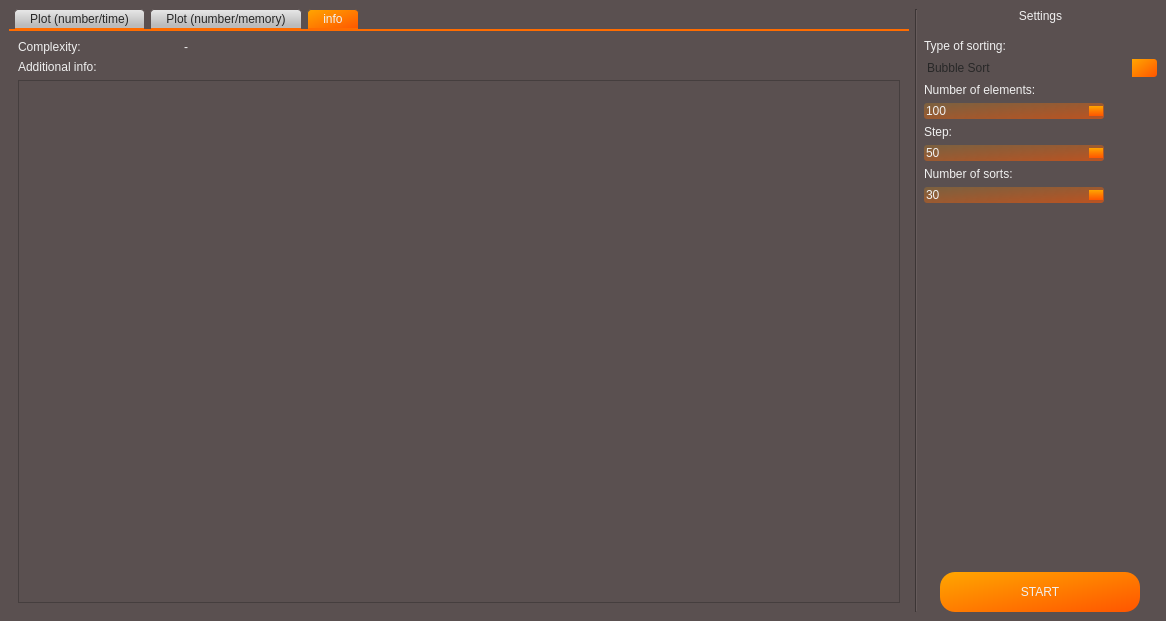
The window that oop-lab-2/mainwindow.ui (WAG13/oop-lab-2) describes before a commit, drawn with Qt 5.
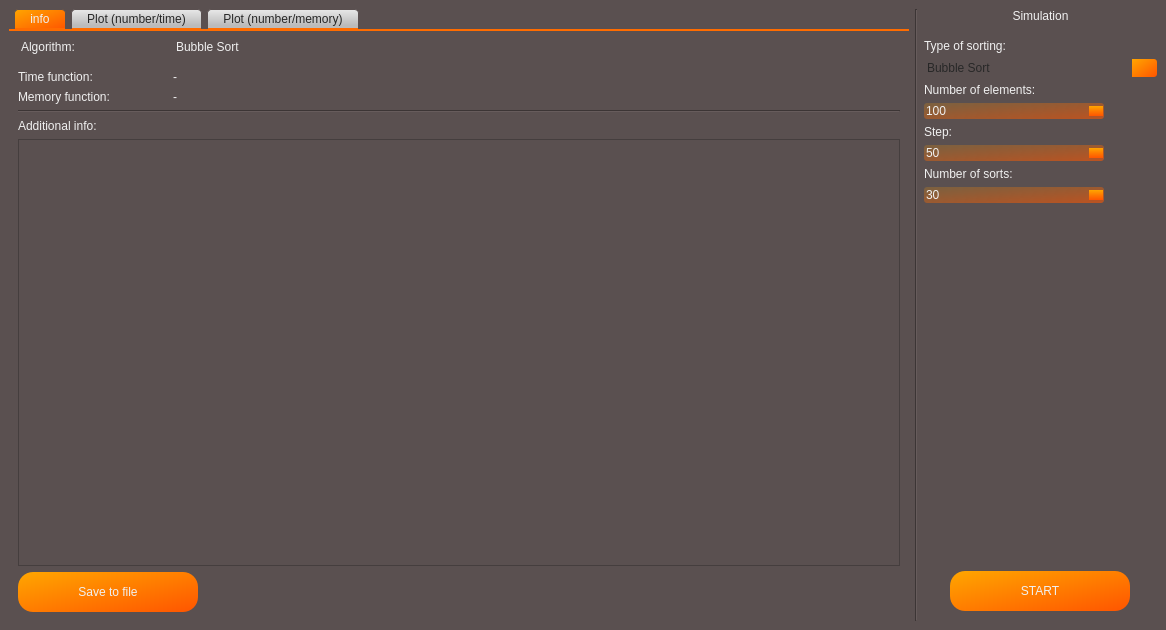
The same window after the commit. The open tabs and pages were chosen to show the change. Custom widgets are drawn as their Qt base class.

Commit message:
added info tab and saving info
- added info tab
- rebuilt Facade
- saving information system
- fixed some bugs
TODO:
- complete documentation

What changed in the file:
```diff
--- a/oop-lab-2/mainwindow.ui
+++ b/oop-lab-2/mainwindow.ui
@@ -7,7 +7,7 @@
     <x>0</x>
     <y>0</y>
     <width>1166</width>
-    <height>621</height>
+    <height>630</height>
    </rect>
   </property>
   <property name="windowTitle">
@@ -109,10 +109,41 @@
 QTabBar::tab:hover {
 	color: rgb(240, 240, 240);
     background: qlineargradient(spread:pad, x1:0, y1:0, x2:1, y2:1, stop:0 rgba(255, 200, 96, 255), stop:1 rgba(255, 128, 65, 255));
-}</string>
+}
+/*SCROLL BAR*/
+QScrollBar:vertical {
+     border: none;
+     background: rgb(70, 62, 62);
+     width: 10px;
+     margin: 20px 0;
+ }
+ QScrollBar::handle:vertical {
+     background: qlineargradient(spread:pad, x1:0, y1:0, x2:1, y2:1, stop:0 rgba(255, 170, 0, 255), stop:1 rgba(255, 85, 0, 255));
+border-radius:3px;
+     min-height: 20px;
+ }
+ QScrollBar::add-line:vertical {
+     background: qlineargradient(spread:pad, x1:0.701781, y1:1, x2:0.298, y2:0.0113636, stop:0.00497512 rgba(213, 213, 213, 255), stop:1 rgba(224, 224, 224, 255));
+	border-radius:3px;
+     height: 20px;
+     subcontrol-position: bottom;
+     subcontrol-origin: margin;
+ }
+
+ QScrollBar::sub-line:vertical {
+     background: qlineargradient(spread:pad, x1:0.701781, y1:1, x2:0.298, y2:0.0113636, stop:0.00497512 rgba(213, 213, 213, 255), stop:1 rgba(224, 224, 224, 255));
+	border-radius:3px;
+     height: 20px;
+     subcontrol-position: top;
+     subcontrol-origin: margin;
+ }
+
+ QScrollBar::add-page:vertical, QScrollBar::sub-page:vertical {
+     background: none;
+ }</string>
   </property>
   <widget class="QWidget" name="centralwidget">
-   <layout class="QHBoxLayout" name="horizontalLayout_2">
+   <layout class="QVBoxLayout" name="verticalLayout">
     <item>
      <layout class="QHBoxLayout" name="horizontalLayout">
       <item>
@@ -122,26 +153,6 @@
           <property name="currentIndex">
            <number>0</number>
           </property>
-          <widget class="QWidget" name="tab">
-           <attribute name="title">
-            <string>Plot (number/time)</string>
-           </attribute>
-           <layout class="QVBoxLayout" name="verticalLayout_5">
-            <item>
-             <widget class="QCustomPlot" name="plot_time" native="true"/>
-            </item>
-           </layout>
-          </widget>
-          <widget class="QWidget" name="tab_2">
-           <attribute name="title">
-            <string>Plot (number/memory)</string>
-           </attribute>
-           <layout class="QVBoxLayout" name="verticalLayout_6">
-            <item>
-             <widget class="QCustomPlot" name="plot_memo" native="true"/>
-            </item>
-           </layout>
-          </widget>
           <widget class="QWidget" name="tab_3">
            <attribute name="title">
             <string>info</string>
@@ -150,27 +161,104 @@
             <item>
              <layout class="QHBoxLayout" name="horizontalLayout_3">
               <item>
-               <widget class="QLabel" name="label_9">
-                <property name="maximumSize">
-                 <size>
-                  <width>160</width>
-                  <height>16777215</height>
-                 </size>
+               <layout class="QFormLayout" name="formLayout">
+                <property name="labelAlignment">
+                 <set>Qt::AlignLeading|Qt::AlignLeft|Qt::AlignVCenter</set>
                 </property>
-                <property name="text">
-                 <string>Complexity:</string>
+                <property name="horizontalSpacing">
+                 <number>15</number>
                 </property>
-               </widget>
-              </item>
-              <item>
-               <widget class="QLabel" name="complex">
-                <property name="text">
-                 <string>-</string>
-                </property>
-               </widget>
+                <item row="1" column="0">
+                 <widget class="QLabel" name="label_6">
+                  <property name="text">
+                   <string>Time function:</string>
+                  </property>
+                 </widget>
+                </item>
+                <item row="1" column="1">
+                 <widget class="QLabel" name="time_func">
+                  <property name="text">
+                   <string>-</string>
+                  </property>
+                 </widget>
+                </item>
+                <item row="2" column="0">
+                 <widget class="QLabel" name="label_15">
+                  <property name="text">
+                   <string>Memory function:</string>
+                  </property>
+                 </widget>
+                </item>
+                <item row="2" column="1">
+                 <widget class="QLabel" name="memory_func">
+                  <property name="text">
+                   <string>-</string>
+                  </property>
+                 </widget>
+                </item>
+                <item row="0" column="0">
+                 <widget class="QLabel" name="label_13">
+                  <property name="minimumSize">
+                   <size>
+                    <width>140</width>
+                    <height>0</height>
+                   </size>
+                  </property>
+                  <property name="maximumSize">
+                   <size>
+                    <width>140</width>
+                    <height>16777215</height>
+                   </size>
+                  </property>
+                  <property name="styleSheet">
+                   <string notr="true">font: 16pt &quot;Segoe UI&quot;;
+margin-bottom:10px;</string>
+                  </property>
+                  <property name="text">
+                   <string>Algorithm:</string>
+                  </property>
+                 </widget>
+                </item>
+                <item row="0" column="1">
+                 <widget class="QLabel" name="alg_type">
+                  <property name="sizePolicy">
+                   <sizepolicy hsizetype="Preferred" vsizetype="Maximum">
+                    <horstretch>0</horstretch>
+                    <verstretch>0</verstretch>
+                   </sizepolicy>
+                  </property>
+                  <property name="minimumSize">
+                   <size>
+                    <width>0</width>
+                    <height>0</height>
+                   </size>
+                  </property>
+                  <property name="maximumSize">
+                   <size>
+                    <width>1000</width>
+                    <height>16777215</height>
+                   </size>
+                  </property>
+                  <property name="styleSheet">
+                   <string notr="true">font: 16pt &quot;Segoe UI&quot;;
+margin-bottom:10px;</string>
+                  </property>
+                  <property name="text">
+                   <string>Bubble Sort</string>
+                  </property>
+                 </widget>
+                </item>
+               </layout>
               </item>
              </layout>
             </item>
+            <item>
+             <widget class="Line" name="line_2">
+              <property name="orientation">
+               <enum>Qt::Horizontal</enum>
+              </property>
+             </widget>
+            </item>
             <item>
              <widget class="QLabel" name="label_10">
               <property name="text">
@@ -179,7 +267,19 @@
              </widget>
             </item>
             <item>
-             <widget class="QTextEdit" name="textEdit">
+             <widget class="QTextEdit" name="info">
+              <property name="styleSheet">
+               <string notr="true"/>
+              </property>
+              <property name="verticalScrollBarPolicy">
+               <enum>Qt::ScrollBarAsNeeded</enum>
+              </property>
+              <property name="horizontalScrollBarPolicy">
+               <enum>Qt::ScrollBarAlwaysOff</enum>
+              </property>
+              <property name="readOnly">
+               <bool>true</bool>
+              </property>
               <property name="html">
                <string>&lt;!DOCTYPE HTML PUBLIC &quot;-//W3C//DTD HTML 4.0//EN&quot; &quot;http://www.w3.org/TR/REC-html40/strict.dtd&quot;&gt;
 &lt;html&gt;&lt;head&gt;&lt;meta name=&quot;qrichtext&quot; content=&quot;1&quot; /&gt;&lt;style type=&quot;text/css&quot;&gt;
@@ -188,6 +288,45 @@
 &lt;p style=&quot;-qt-paragraph-type:empty; margin-top:0px; margin-bottom:0px; margin-left:0px; margin-right:0px; -qt-block-indent:0; text-indent:0px;&quot;&gt;&lt;br /&gt;&lt;/p&gt;&lt;/body&gt;&lt;/html&gt;</string>
               </property>
              </widget>
+            </item>
+            <item alignment="Qt::AlignTop">
+             <widget class="QPushButton" name="saveButton">
+              <property name="minimumSize">
+               <size>
+                <width>180</width>
+                <height>40</height>
+               </size>
+              </property>
+              <property name="maximumSize">
+               <size>
+                <width>0</width>
+                <height>0</height>
+               </size>
+              </property>
+              <property name="text">
+               <string>Save to file</string>
+              </property>
+             </widget>
+            </item>
+           </layout>
+          </widget>
+          <widget class="QWidget" name="tab">
+           <attribute name="title">
+            <string>Plot (number/time)</string>
+           </attribute>
+           <layout class="QVBoxLayout" name="verticalLayout_5">
+            <item>
+             <widget class="QCustomPlot" name="plot_time" native="true"/>
+            </item>
+           </layout>
+          </widget>
+          <widget class="QWidget" name="tab_2">
+           <attribute name="title">
+            <string>Plot (number/memory)</string>
+           </attribute>
+           <layout class="QVBoxLayout" name="verticalLayout_6">
+            <item>
+             <widget class="QCustomPlot" name="plot_memo" native="true"/>
             </item>
            </layout>
           </widget>
@@ -211,7 +350,7 @@
 margin-bottom:10px;</string>
           </property>
           <property name="text">
-           <string>Settings</string>
+           <string>Simulation</string>
           </property>
           <property name="alignment">
            <set>Qt::AlignCenter</set>
@@ -406,8 +545,8 @@
          <widget class="QPushButton" name="pushButton">
           <property name="minimumSize">
            <size>
-            <width>200</width>
-            <height>40</height>
+            <width>180</width>
+            <height>50</height>
            </size>
           </property>
           <property name="maximumSize">
@@ -417,7 +556,7 @@
            </size>
           </property>
           <property name="styleSheet">
-           <string notr="true"/>
+           <string notr="true">margin-bottom:10px;</string>
           </property>
           <property name="text">
            <string>START</string>
```
Left out of the diff: 13 changed lines with no effect on the pictures. The commit also changes 8 other files.
